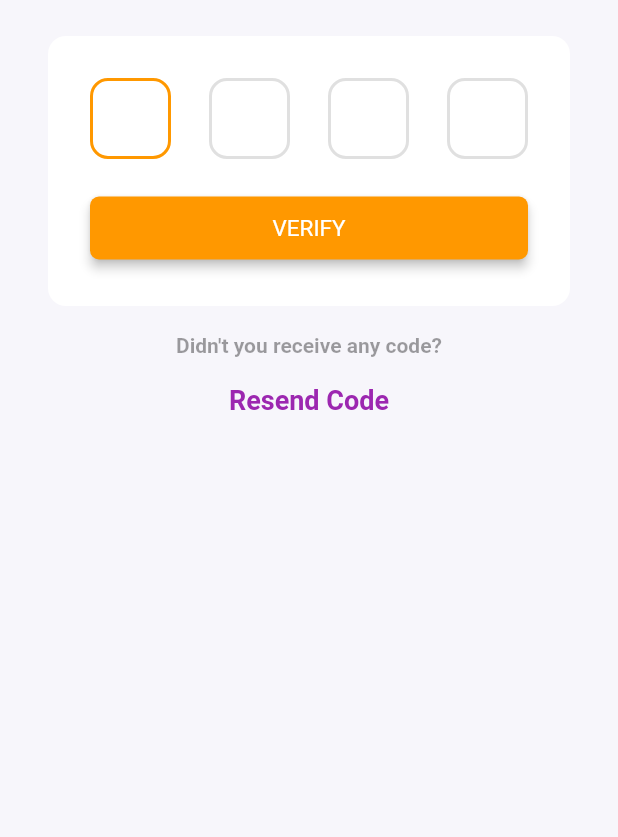
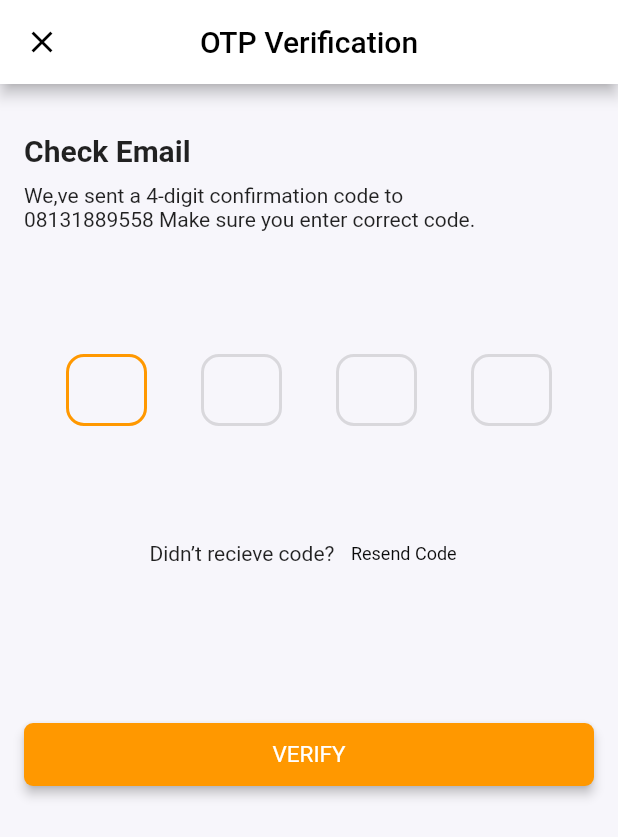
Before and after one commit to Gabbrolee/helpa, a Flutter app: the Otp screen opened directly, on a phone screen of 412 x 824 dp. Shown: the top 837 px of the screen. Run offline on Flutter 3.47's test engine with Material 2 defaults, Android fonts, the phone set to English and light mode, and no system bars; our stand-ins replace flutter_svg; Roboto replaces fonts that are missing (ABlack).

Commit message:
modify screens

```diff
--- a/lib/otp_verification_screen.dart
+++ /dev/null
@@ -1,115 +0,0 @@
-import 'package:flutter/material.dart';
-import 'package:helpa/helpa_widget.dart';
-
-class Otp extends StatefulWidget {
-  const Otp({Key? key}) : super(key: key);
-
-  @override
-  _OtpState createState() => _OtpState();
-}
-
-class _OtpState extends State<Otp> {
-  @override
-  Widget build(BuildContext context) {
-    return Scaffold(
-      resizeToAvoidBottomInset: false,
-      backgroundColor: const Color(0xfff7f6fb),
-      body: SafeArea(
-        child: Padding(
-          padding: const EdgeInsets.symmetric(vertical: 24, horizontal: 32),
-          child: Column(
-            children: [
-              Container(
-                padding: const EdgeInsets.all(28),
-                decoration: BoxDecoration(
-                  color: Colors.white,
-                  borderRadius: BorderRadius.circular(12),
-                ),
-                child: Column(
-                  children: [
-                    Row(
-                      mainAxisAlignment: MainAxisAlignment.spaceBetween,
-                      children: [
-                        _textFieldOTP(first: true, last: false),
-                        _textFieldOTP(first: false, last: false),
-                        _textFieldOTP(first: false, last: false),
-                        _textFieldOTP(first: false, last: true),
-                      ],
-                    ),
-                    const SizedBox(
-                      height: 22,
-                    ),
-                    HelpaWidget.PositiveButton(context, "VERIFY",
-                            () {}
-                    )
-                  ],
-                ),
-              ),
-              const SizedBox(
-                height: 18,
-              ),
-             const  Text(
-                "Didn't you receive any code?",
-                style: TextStyle(
-                  fontSize: 14,
-                  fontWeight: FontWeight.bold,
-                  color: Colors.black38,
-                ),
-                textAlign: TextAlign.center,
-              ),
-             const  SizedBox(
-                height: 18,
-              ),
-              const Text(
-                "Resend Code",
-                style: TextStyle(
-                  fontSize: 18,
-                  fontWeight: FontWeight.bold,
-                  color: Colors.purple,
-                ),
-                textAlign: TextAlign.center,
-              ),
-            ],
-          ),
-        ),
-      ),
-    );
-  }
-
-  Widget _textFieldOTP({bool? first, last}) {
-    return Container(
-      height: 54,
-      width: 54,
-      child: AspectRatio(
-        aspectRatio: 1.0,
-        child: TextField(
-          autofocus: true,
-          obscureText: true,
-          onChanged: (value) {
-            if (value.length == 1 && last == false) {
-              FocusScope.of(context).nextFocus();
-            }
-            if (value.isEmpty && first == false) {
-              FocusScope.of(context).previousFocus();
-            }
-          },
-          showCursor: false,
-          readOnly: false,
-          textAlign: TextAlign.center,
-          style: const TextStyle(fontSize: 24, fontWeight: FontWeight.bold),
-          keyboardType: TextInputType.number,
-          maxLength: 1,
-          decoration: InputDecoration(
-            counter: const Offstage(),
-            enabledBorder: OutlineInputBorder(
-                borderSide: const BorderSide(width: 2, color: Colors.black12),
-                borderRadius: BorderRadius.circular(12)),
-            focusedBorder: OutlineInputBorder(
-                borderSide: const BorderSide(width: 2, color: Colors.orange),
-                borderRadius: BorderRadius.circular(12)),
-          ),
-        ),
-      ),
-    );
-  }
-}
--- a/lib/ui/forgot_password_screen.dart
+++ b/lib/ui/screens/forgot_password_screen.dart
@@ -1,7 +1,7 @@
 import 'package:flutter/material.dart';
-import 'package:helpa/helpa_widget.dart';
+import 'package:helpa/utility/helpa_widget.dart';
 
-import '../reset_password_login.dart';
+import 'reset_password_login.dart';
 
 class ForgotPasswordScreen extends StatefulWidget {
   const ForgotPasswordScreen({Key? key}) : super(key: key);
--- /dev/null
+++ b/lib/ui/screens/otp_verification_screen.dart
@@ -0,0 +1,145 @@
+import 'package:flutter/material.dart';
+import 'package:helpa/utility/helpa_widget.dart';
+
+import 'new_password_screen.dart';
+
+class Otp extends StatefulWidget {
+  const Otp({Key? key}) : super(key: key);
+
+  @override
+  _OtpState createState() => _OtpState();
+}
+
+class _OtpState extends State<Otp> {
+  @override
+  Widget build(BuildContext context) {
+    return Scaffold(
+      appBar: AppBar(
+        title: const Text('OTP Verification', style: TextStyle(color: Colors.black),
+        ),
+        centerTitle: true,
+        leading: IconButton(
+          icon: const Icon(Icons.close),
+          onPressed: ()=> Navigator.pop(context),
+          color: Colors.black,
+        ),
+        backgroundColor: Colors.white,
+      ),
+      resizeToAvoidBottomInset: false,
+      backgroundColor: const Color(0xfff7f6fb),
+      body: SingleChildScrollView(
+        child: SafeArea(
+          child: Padding(
+            padding: const EdgeInsets.symmetric(vertical: 33, horizontal: 16),
+            child: Column(
+              crossAxisAlignment: CrossAxisAlignment.start,
+              children: [
+                const Text(
+                    "Check Email",
+                  style: TextStyle(
+                    fontWeight: FontWeight.w700,
+                     fontSize: 20
+                  ),
+                ),
+               const SizedBox(height: 10,),
+               const Text("We,ve sent a 4-digit confirmation code to \n"
+                    "08131889558 Make sure you enter correct code.",
+                 style: TextStyle(
+                   fontSize: 14,
+                   fontWeight: FontWeight.w400
+                 ),
+                ),
+               const SizedBox(height: 54,),
+                Container(
+                  padding: const EdgeInsets.all(28),
+                  decoration: BoxDecoration(
+                   // color: Colors.white,
+                    borderRadius: BorderRadius.circular(12),
+                  ),
+                  child: Column(
+                    children: [
+                      Row(
+                        mainAxisAlignment: MainAxisAlignment.spaceBetween,
+                        children: [
+                          _textFieldOTP(first: true, last: false),
+                          _textFieldOTP(first: false, last: false),
+                          _textFieldOTP(first: false, last: false),
+                          _textFieldOTP(first: false, last: true),
+                        ],
+                      ),
+                    ],
+                  ),
+                ),
+                const SizedBox(height: 33,),
+                Row(
+                  mainAxisAlignment: MainAxisAlignment.center,
+                    children: [
+                  Text("Didn’t recieve code?"),
+                  SizedBox(width: 3,),
+                      TextButton(
+                        onPressed: (){},
+                        child: const Text('Resend Code',
+                          style: TextStyle(
+                              color: Color(0xFF0A0A0A),
+                              fontSize: 12,
+                              fontWeight: FontWeight.w400
+                          ),
+                        ),
+                      )
+                ]
+                ),
+                const SizedBox(
+                  height: 86,
+                ),
+                HelpaWidget.PositiveButton(context, "VERIFY",
+                        () {setNewPassword();}
+                )
+              ],
+            ),
+          ),
+        ),
+      ),
+    );
+  }
+  void setNewPassword(){
+    Navigator.push(context, MaterialPageRoute(builder: (context) => const NewPasswordScreen()));
+  }
+
+  Widget _textFieldOTP({bool? first, last}) {
+    return Container(
+      height: 48,
+      width: 54,
+      child: AspectRatio(
+        aspectRatio: 1.0,
+        child: TextField(
+          autofocus: true,
+          obscureText: true,
+          onChanged: (value) {
+            if (value.length == 1 && last == false) {
+              FocusScope.of(context).nextFocus();
+            }
+            if (value.isEmpty && first == false) {
+              FocusScope.of(context).previousFocus();
+            }
+          },
+          showCursor: false,
+          readOnly: false,
+          textAlign: TextAlign.center,
+          textAlignVertical: TextAlignVertical.center,
+          style: const TextStyle(fontSize: 24, fontWeight: FontWeight.bold),
+          keyboardType: TextInputType.number,
+          maxLength: 1,
+          decoration: InputDecoration(
+            counter: const Offstage(),
+            enabledBorder: OutlineInputBorder(
+                borderSide: const BorderSide(width: 2, color: Colors.black12),
+                borderRadius: BorderRadius.circular(12)),
+            focusedBorder: OutlineInputBorder(
+                borderSide: const BorderSide(width: 2, color: Colors.orange),
+                borderRadius: BorderRadius.circular(12)),
+          ),
+        ),
+      ),
+    );
+  }
+}
--- a/lib/reset_password_login.dart
+++ b/lib/ui/screens/reset_password_login.dart
@@ -1,6 +1,7 @@
 import 'package:flutter/material.dart';
 
-import 'helpa_widget.dart';
+import '../../utility/helpa_widget.dart';
+import 'otp_verification_screen.dart';
 class ResetPasswordLogin extends StatefulWidget {
   const ResetPasswordLogin({Key? key}) : super(key: key);
 
@@ -52,7 +53,7 @@ class _ResetPasswordLoginState extends State<ResetPasswordLogin> {
             ),
             HelpaWidget.PositiveButton(
                 context, "LOGIN", () {
-              //  resetPasswordLogin(context);
+               Navigator.push(context, MaterialPageRoute(builder: (context) => const Otp()));
             },
                 // bgColor: const Color(0xFFEBEBEB),
                 // textColor: const Color(0xFFA3A5A9)
```
Also changed, not shown: lib/ui/onboarding/onboarding.dart (+7 -4 lines), lib/ui/screens/account_verification_screen.dart (added, +144 -0 lines), lib/ui/screens/log_in_screen.dart (renamed from lib/ui/log_in_screen.dart, +4 -4 lines), lib/ui/screens/new_password_screen.dart (added, +66 -0 lines), lib/ui/screens/profile_set_up.dart (added, +22 -0 lines), lib/ui/screens/sign_up_screen.dart (added, +122 -0 lines), lib/utility/helpa_widget.dart (renamed from lib/helpa_widget.dart).
